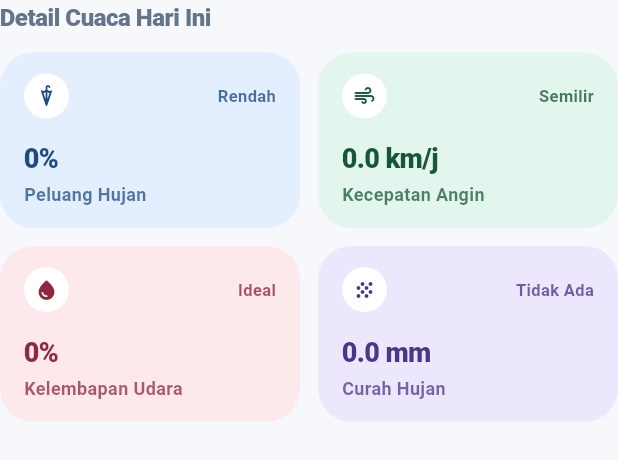
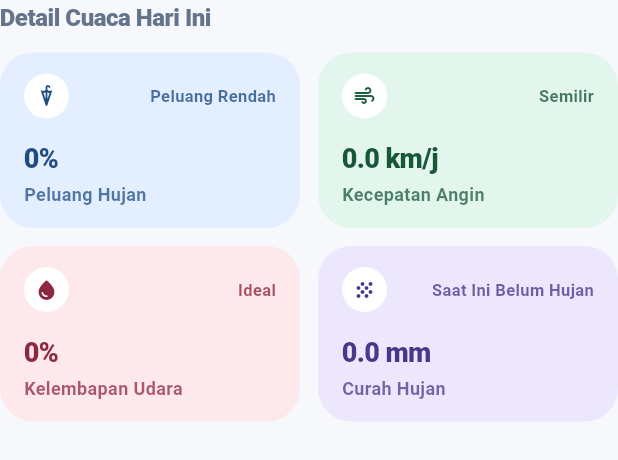
Before and after one commit to naoctvr/responsi-flutter-weather-H1D024115, a Flutter app: the WeatherDetailGrid widget shown alone on an empty page, opened directly with empty values, on a phone screen of 412 x 824 dp. Shown: the top 460 px of the screen. Run offline on Flutter 3.47's test engine with Material 3 defaults, Android fonts, the phone set to English and light mode, and no system bars; our stand-ins replace shared_preferences; accounts and stored records are empty; network calls fail.

Commit message:
perjelas teks status curah hujan dan peluang hujan

```diff
--- a/lib/views/home/widgets/weather_detail_grid.dart
+++ b/lib/views/home/widgets/weather_detail_grid.dart
@@ -37,7 +37,7 @@ class WeatherDetailGrid extends StatelessWidget {
                 icon: Icons.umbrella_rounded,
                 title: 'Peluang Hujan',
                 value: '$todayPrecipProbability%',
-                subtitle: todayPrecipProbability > 50 ? 'Potensi Tinggi' : 'Rendah',
+                subtitle: todayPrecipProbability > 50 ? 'Potensi Hari Ini' : 'Peluang Rendah',
               ),
             ),
             const SizedBox(width: 12),
@@ -77,7 +77,7 @@ class WeatherDetailGrid extends StatelessWidget {
                 icon: Icons.grain_rounded,
                 title: 'Curah Hujan',
                 value: '${current.precipitation.toStringAsFixed(1)} mm',
-                subtitle: current.precipitation > 0 ? 'Basah' : 'Tidak Ada',
+                subtitle: current.precipitation > 0 ? 'Sedang Turun Air' : 'Saat Ini Belum Hujan',
               ),
             ),
           ],
```
